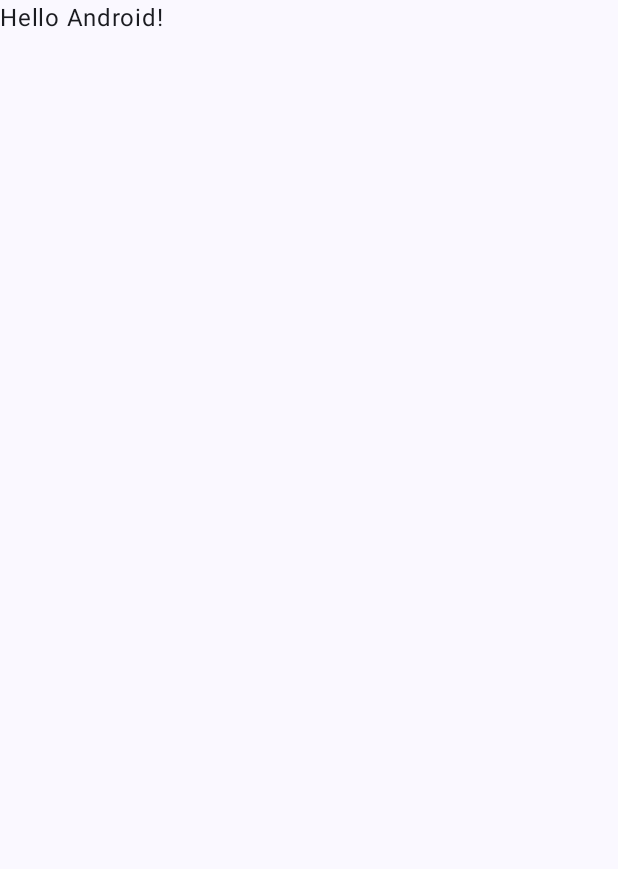
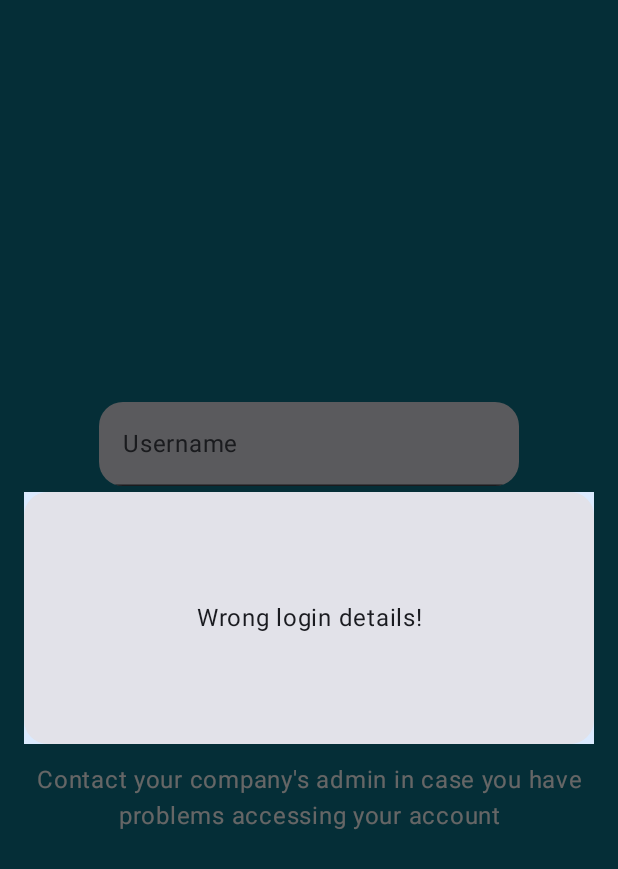
Before and after one commit to Tesla-J/performance-review-app, an Android app built with Jetpack Compose: the screen it shows after launch (MainActivity), on a phone screen of 412 x 824 dp. Before the commit the part shown is almost empty. Shown: the top 869 px of the screen. Run offline under Robolectric (Android 15) with nearby library versions, the phone set to English and light mode, and no system bars.

Commit message:
Created login page

```diff
--- a/app/src/main/java/dev/rmarcos/performancereviewapp/MainActivity.kt
+++ b/app/src/main/java/dev/rmarcos/performancereviewapp/MainActivity.kt
@@ -4,14 +4,46 @@ import android.os.Bundle
 import androidx.activity.ComponentActivity
 import androidx.activity.compose.setContent
 import androidx.activity.enableEdgeToEdge
+import androidx.compose.foundation.background
+import androidx.compose.foundation.layout.Arrangement
+import androidx.compose.foundation.layout.Box
+import androidx.compose.foundation.layout.Column
+import androidx.compose.foundation.layout.IntrinsicSize
 import androidx.compose.foundation.layout.fillMaxSize
+import androidx.compose.foundation.layout.fillMaxWidth
+import androidx.compose.foundation.layout.height
 import androidx.compose.foundation.layout.padding
+import androidx.compose.foundation.layout.width
+import androidx.compose.foundation.layout.wrapContentSize
+import androidx.compose.foundation.shape.RoundedCornerShape
+import androidx.compose.foundation.text.input.rememberTextFieldState
+import androidx.compose.material3.Button
+import androidx.compose.material3.ButtonColors
+import androidx.compose.material3.ButtonDefaults
+import androidx.compose.material3.Card
+import androidx.compose.material3.MaterialTheme
 import androidx.compose.material3.Scaffold
+import androidx.compose.material3.Surface
 import androidx.compose.material3.Text
+import androidx.compose.material3.TextField
 import androidx.compose.runtime.Composable
+import androidx.compose.runtime.getValue
+import androidx.compose.runtime.setValue
+import androidx.compose.runtime.mutableStateOf
+import androidx.compose.runtime.remember
+import androidx.compose.ui.Alignment
 import androidx.compose.ui.Modifier
+import androidx.compose.ui.graphics.Color
+import androidx.compose.ui.graphics.Shape
+import androidx.compose.ui.text.font.FontWeight
+import androidx.compose.ui.text.input.PasswordVisualTransformation
+import androidx.compose.ui.text.style.TextAlign
 import androidx.compose.ui.tooling.preview.Preview
+import androidx.compose.ui.unit.dp
+import androidx.compose.ui.unit.sp
+import androidx.compose.ui.window.Dialog
 import dev.rmarcos.performancereviewapp.ui.theme.PerformanceReviewAppTheme
+import dev.rmarcos.performancereviewapp.mock.mockObject
 
 class MainActivity : ComponentActivity() {
     override fun onCreate(savedInstanceState: Bundle?) {
@@ -19,11 +51,8 @@ class MainActivity : ComponentActivity() {
         enableEdgeToEdge()
         setContent {
             PerformanceReviewAppTheme {
-                Scaffold(modifier = Modifier.fillMaxSize()) { innerPadding ->
-                    Greeting(
-                        name = "Android",
-                        modifier = Modifier.padding(innerPadding)
-                    )
+                Surface (modifier = Modifier.fillMaxSize()) {
+                    Login()
                 }
             }
         }
@@ -31,17 +60,108 @@ class MainActivity : ComponentActivity() {
 }
 
 @Composable
-fun Greeting(name: String, modifier: Modifier = Modifier) {
-    Text(
-        text = "Hello $name!",
+fun Login(modifier: Modifier = Modifier) {
+    var username by remember { mutableStateOf("") }
+    var password by remember { mutableStateOf("") }
+    var isWrongLogin by remember { mutableStateOf(false) }
+    Box(
         modifier = modifier
-    )
+            .fillMaxSize()
+            .background(Color(0xff0C7489)),
+        contentAlignment = Alignment.Center
+    ) {
+        WrongLoginDialog {
+            isWrongLogin = false
+        }
+        Column (
+            modifier = Modifier
+                .padding(8.dp),
+            verticalArrangement = Arrangement.Center,
+            horizontalAlignment = Alignment.CenterHorizontally
+        ) {
+            TextField(
+                modifier = Modifier.padding(8.dp),
+                shape = RoundedCornerShape(16.dp),
+                value = username,
+                label = { Text("Username") },
+                placeholder = { Text("username") },
+                onValueChange = { newText ->
+                    username = newText
+                }
+            )
+            TextField(
+                modifier = Modifier.padding(8.dp),
+                value = password,
+                shape = RoundedCornerShape(16.dp),
+                visualTransformation = PasswordVisualTransformation(),
+                label = { Text("Password") },
+                placeholder = { Text("password") },
+                onValueChange = { newText ->
+                    password = newText
+                }
+            )
+            Button(
+                modifier = Modifier
+                    .width(IntrinsicSize.Max)
+                    .padding(24.dp),
+                shape = RoundedCornerShape(16.dp),
+                colors = ButtonDefaults.buttonColors(Color(0xffdbeafe)),
+                onClick = { // check login details
+                    mockObject.users().forEach { user ->
+                        if (user.username == username &&
+                            user.password == password) {
+                            // call another activity
+
+                        }
+                        isWrongLogin = true;
+                    }
+                }
+            ){
+                Text(
+                    "Login",
+                    color = Color.Black,
+                    fontWeight = FontWeight.Bold
+                )
+            }
+            Text(
+                modifier = Modifier
+                    .padding(8.dp),
+                text = "Contact your company's admin in case you have problems accessing your account",
+                textAlign = TextAlign.Center,
+                color = Color.White
+            )
+
+        }
+    }
 }
 
-@Preview(showBackground = true)
 @Composable
-fun GreetingPreview() {
-    PerformanceReviewAppTheme {
-        Greeting("Android")
+fun WrongLoginDialog(
+    text:String = "Wrong login details!",
+    onDismissRequest: () -> Unit
+){
+    Dialog(onDismissRequest = { onDismissRequest() }) {
+        Card(
+            modifier = Modifier
+                .fillMaxWidth()
+                .height(200.dp)
+                .padding(16.dp)
+                .background(Color(0xffdbeafe)),
+            shape = RoundedCornerShape(16.dp),
+        ) {
+            Text(
+                text = text,
+                modifier = Modifier
+                    .fillMaxSize()
+                    .wrapContentSize(Alignment.Center),
+                textAlign = TextAlign.Center,
+            )
+        }
     }
 }
+
+@Composable
+@Preview(showSystemUi = true)
+fun LoginPreview() {
+    Login()
+}
```
